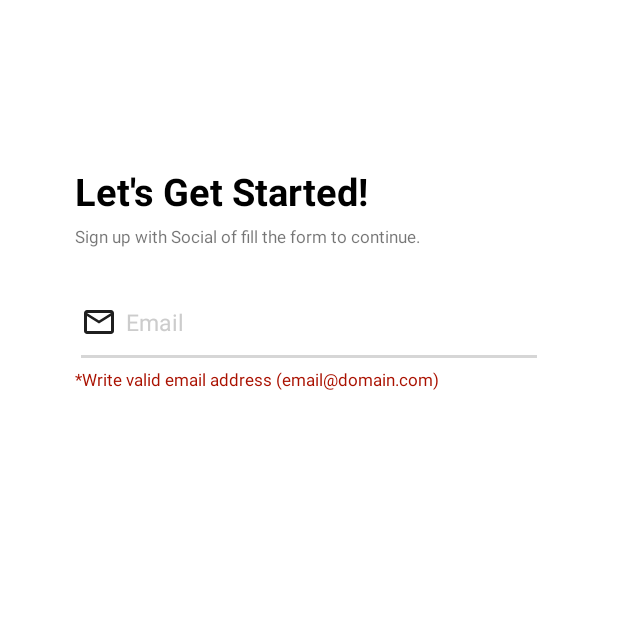
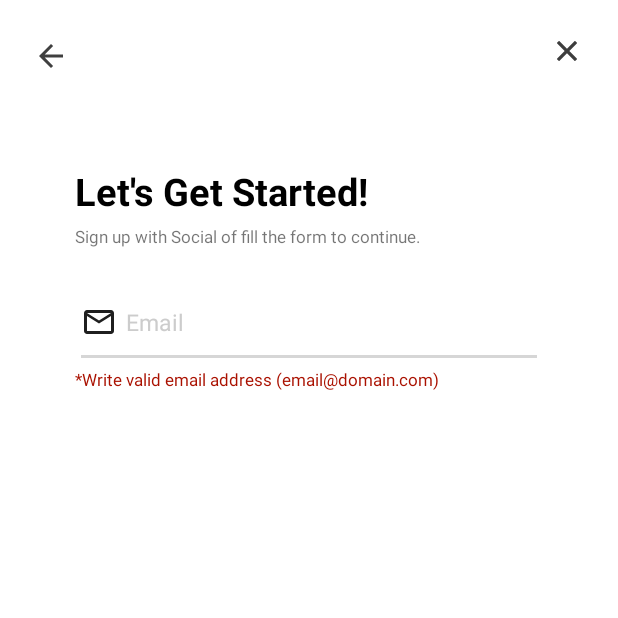
Before and after one commit to 00data-team00/android, an Android app: the SignupActivity screen opened directly, with no data from a screen before it, on a phone screen of 412 x 824 dp, the top half of it. Run offline under Robolectric (Android 15) with nearby library versions, the phone set to English and light mode, and no system bars.

Commit message:
feat/signup #4

```diff
--- a/app/src/main/java/com/data/app/presentation/login/SignupActivity.kt
+++ b/app/src/main/java/com/data/app/presentation/login/SignupActivity.kt
@@ -31,6 +31,9 @@ class SignupActivity:AppCompatActivity() {
         super.onCreate(savedInstanceState)
         binding = ActivitySignupBinding.inflate(layoutInflater)
         setContentView(binding.root)
+
+        clickBackButton()
+        clickQuitButton()
 
         val et_email = binding.etSignupEmail
         val tv_valid = binding.tvWritevalid
@@ -167,4 +170,31 @@ class SignupActivity:AppCompatActivity() {
             if (nameFilled && pwFilled && nationFilled && binding.btnPrivacy.isChecked)
                 View.VISIBLE else View.GONE
     }
+
+    private fun clickBackButton(){
+        binding.btnSignupBack.setOnClickListener{
+            binding.etSignupEmail.setText("")
+            binding.tvWritevalid.visibility = View.GONE
+            binding.tvAlreadyuse.visibility = View.GONE
+            binding.btnSend.visibility = View.GONE
+            binding.etVerifycode.visibility = View.GONE
+            binding.tvCodenotvalid.visibility = View.GONE
+            binding.btnVerify.visibility = View.GONE
+            binding.tvTimer.visibility = View.GONE
+            binding.btnVerified.visibility = View.GONE
+            binding.etSignupName.visibility = View.GONE
+            binding.etNationality.visibility = View.GONE
+            binding.etSignupPassword.visibility = View.GONE
+            binding.tvPwcondition.visibility = View.GONE
+            binding.btnPrivacy.visibility = View.GONE
+            binding.btnSignup.visibility = View.GONE
+        }
+    }
+
+    private fun clickQuitButton(){
+        binding.btnSignupExit.setOnClickListener{
+            val intent = Intent(this, LoginActivity::class.java)
+            startActivity(intent)
+        }
+    }
 }
--- /dev/null
+++ b/app/src/main/res/drawable/ic_backarrow_black_24.xml
@@ -0,0 +1,5 @@
+<vector xmlns:android="http://schemas.android.com/apk/res/android" android:autoMirrored="true" android:height="24dp" android:tint="#3F3F3F" android:viewportHeight="24" android:viewportWidth="24" android:width="24dp">
+
+    <path android:fillColor="@android:color/white" android:pathData="M20,11H7.83l5.59,-5.59L12,4l-8,8 8,8 1.41,-1.41L7.83,13H20v-2z"/>
+
+</vector>
--- /dev/null
+++ b/app/src/main/res/drawable/ic_quit_black_13.xml
@@ -0,0 +1,5 @@
+<vector xmlns:android="http://schemas.android.com/apk/res/android" android:alpha="0.76" android:height="13dp" android:viewportHeight="460.77" android:viewportWidth="460.77" android:width="13dp">
+
+    <path android:fillColor="#000000" android:pathData="M285.08,230.4L456.22,59.27c6.08,-6.08 6.08,-15.91 0,-21.99L423.51,4.57c-2.91,-2.91 -6.87,-4.55 -10.99,-4.55c-4.13,0 -8.08,1.64 -10.99,4.55l-171.14,171.14L59.25,4.57c-2.91,-2.91 -6.87,-4.55 -10.99,-4.55c-4.13,0 -8.08,1.64 -10.99,4.55L4.56,37.28c-6.08,6.07 -6.08,15.91 0,21.99l171.14,171.13L4.57,401.51c-6.07,6.08 -6.07,15.91 0,21.99l32.71,32.72c2.91,2.91 6.86,4.55 10.99,4.55c4.13,0 8.08,-1.64 10.99,-4.55l171.12,-171.12l171.12,171.12c2.91,2.91 6.87,4.55 10.99,4.55c4.13,0 8.08,-1.64 10.99,-4.55l32.71,-32.72c6.07,-6.07 6.07,-15.91 0,-21.99L285.08,230.4z"/>
+
+</vector>
--- a/app/src/main/res/layout/activity_signup.xml
+++ b/app/src/main/res/layout/activity_signup.xml
@@ -271,4 +271,27 @@
         app:layout_constraintStart_toStartOf="@id/btn_signup"
         app:layout_constraintBottom_toBottomOf="parent"/>
 
+    <ImageButton
+        android:id="@+id/btn_signup_back"
+        android:layout_width="wrap_content"
+        android:layout_height="wrap_content"
+        android:backgroundTint="@color/white"
+        android:layout_marginTop="15dp"
+        android:layout_marginStart="10dp"
+        app:srcCompat="@drawable/ic_backarrow_black_24"
+        app:layout_constraintTop_toTopOf="parent"
+        app:layout_constraintStart_toStartOf="parent"/>
+
+    <ImageButton
+        android:id="@+id/btn_signup_exit"
+        android:layout_width="wrap_content"
+        android:layout_height="wrap_content"
+        android:backgroundTint="@color/white"
+        android:layout_marginTop="17dp"
+        android:layout_marginEnd="15dp"
+        app:srcCompat="@drawable/ic_quit_black_13"
+        app:layout_constraintTop_toTopOf="parent"
+        app:layout_constraintEnd_toEndOf="parent"/>
+
+
 </androidx.constraintlayout.widget.ConstraintLayout>
```
